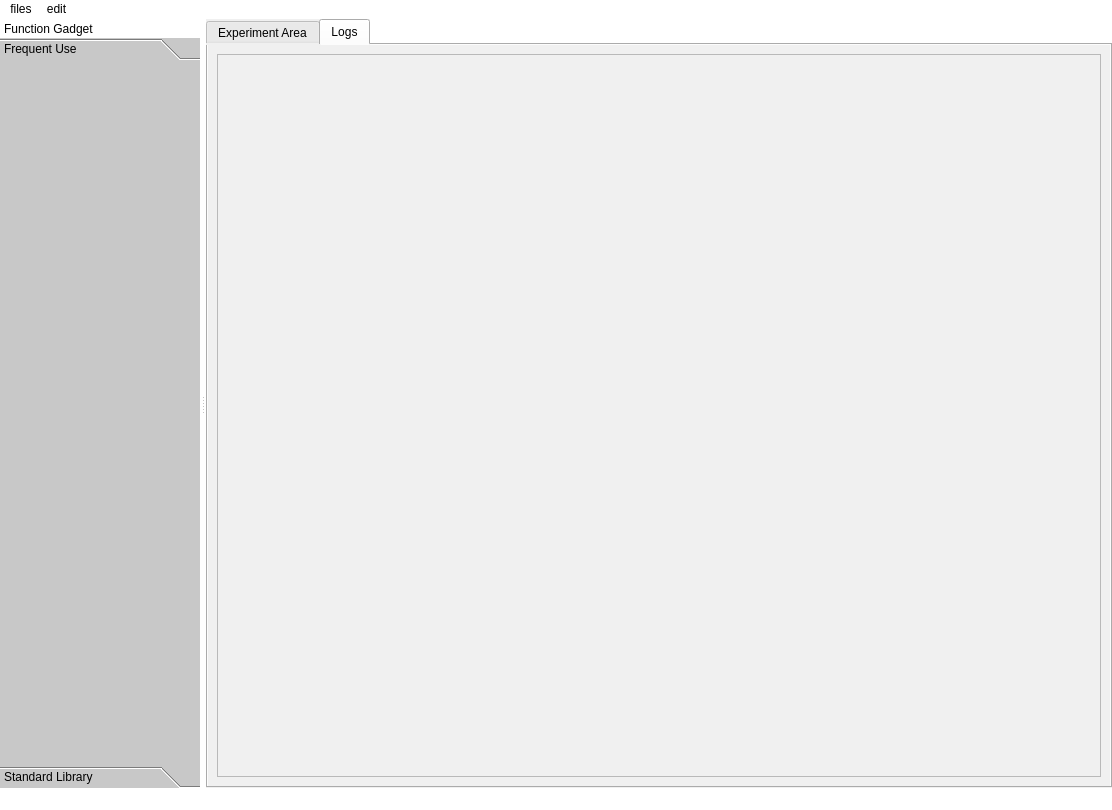
Above: GUI_part/main_window.ui from Hql1998/graduation_design before the change. Below: the same form after it.
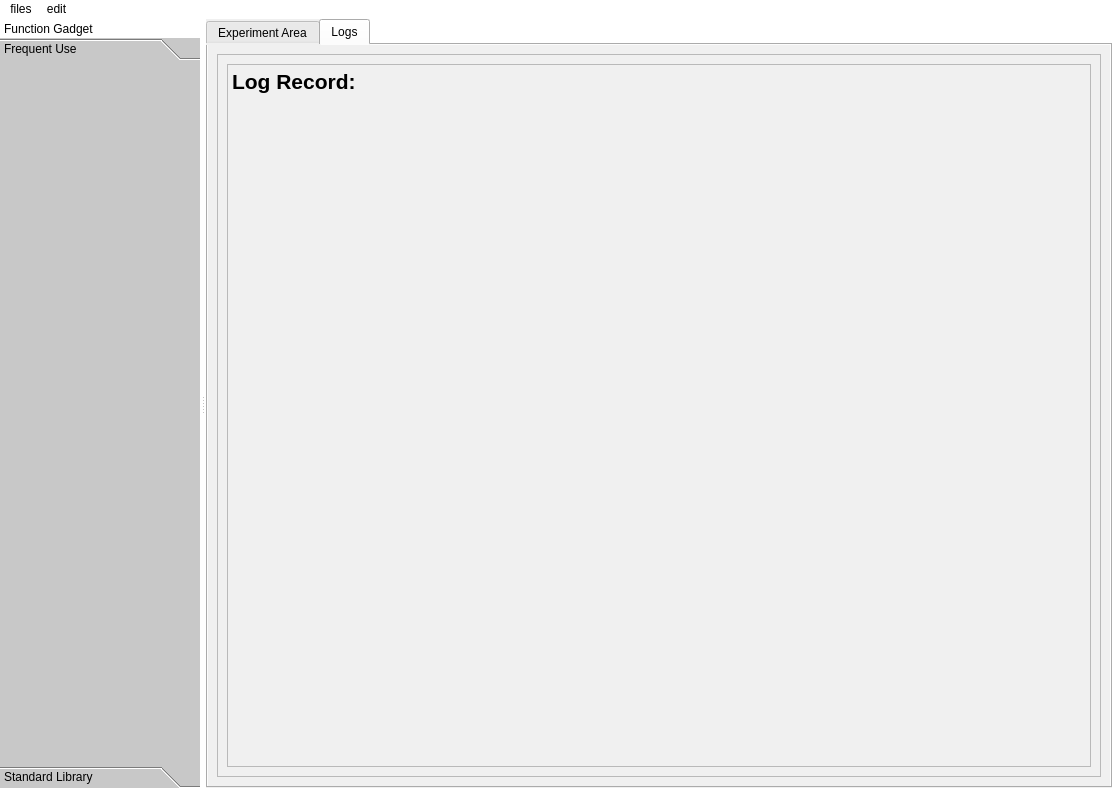
That is the form after the change. The open tabs and pages were chosen to show the change. Icons and pictures are not drawn. Custom widgets are drawn as their Qt base class.

Patch:
```diff
--- a/GUI_part/main_window.ui
+++ b/GUI_part/main_window.ui
@@ -26,7 +26,7 @@
    <bool>false</bool>
   </property>
   <widget class="QWidget" name="centralwidget">
-   <layout class="QHBoxLayout" name="horizontalLayout">
+   <layout class="QVBoxLayout" name="verticalLayout_2">
     <property name="leftMargin">
      <number>0</number>
     </property>
@@ -108,6 +108,20 @@
              <height>720</height>
             </rect>
            </property>
+           <layout class="QVBoxLayout" name="verticalLayout_3">
+            <item>
+             <widget class="QTextEdit" name="log_te">
+              <property name="html">
+               <string>&lt;!DOCTYPE HTML PUBLIC &quot;-//W3C//DTD HTML 4.0//EN&quot; &quot;http://www.w3.org/TR/REC-html40/strict.dtd&quot;&gt;
+&lt;html&gt;&lt;head&gt;&lt;meta name=&quot;qrichtext&quot; content=&quot;1&quot; /&gt;&lt;style type=&quot;text/css&quot;&gt;
+p, li { white-space: pre-wrap; }
+&lt;/style&gt;&lt;/head&gt;&lt;body style=&quot; font-family:'SimSun'; font-size:9pt; font-weight:400; font-style:normal;&quot;&gt;
+&lt;p style=&quot; margin-top:0px; margin-bottom:0px; margin-left:0px; margin-right:0px; -qt-block-indent:0; text-indent:0px;&quot;&gt;&lt;span style=&quot; font-size:16pt; font-weight:600;&quot;&gt;Log Record:&lt;/span&gt;&lt;/p&gt;
+&lt;p style=&quot;-qt-paragraph-type:empty; margin-top:0px; margin-bottom:0px; margin-left:0px; margin-right:0px; -qt-block-indent:0; text-indent:0px; font-size:16pt; font-weight:600;&quot;&gt;&lt;br /&gt;&lt;/p&gt;&lt;/body&gt;&lt;/html&gt;</string>
+              </property>
+             </widget>
+            </item>
+           </layout>
           </widget>
          </widget>
         </item>
```
